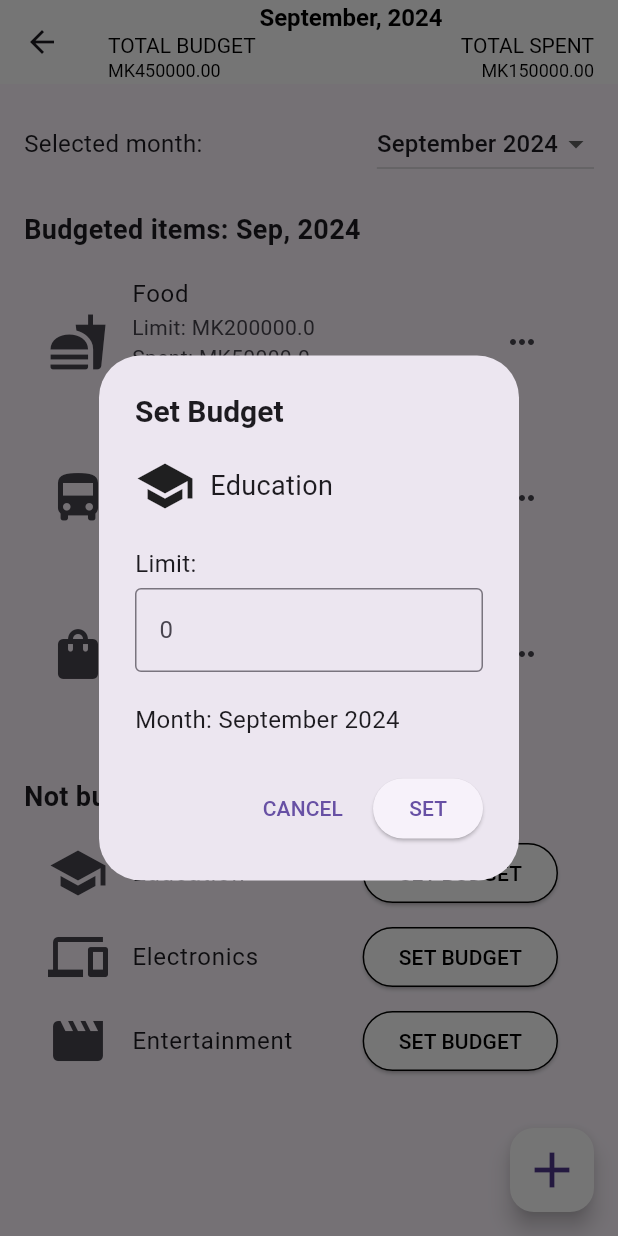
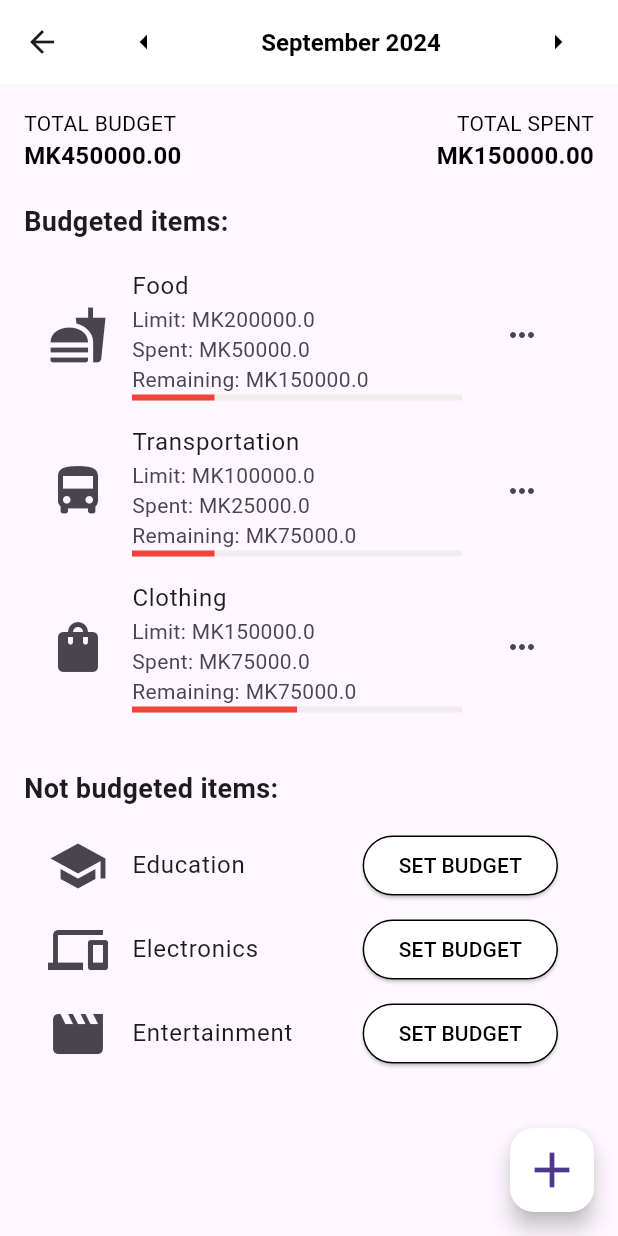
Before and after one commit to bsc-com-31-20/MobileAppDev, a Flutter app: the BudgetPage screen opened directly, after a tap on "SET BUDGET", on a phone screen of 412 x 824 dp. Run offline on Flutter 3.47's test engine with Material 3 defaults, Android fonts, the phone set to English and light mode, and no system bars; our stand-ins replace cached_network_image, font_awesome_flutter, google_fonts, image_picker, pie_chart, supabase_flutter; missing offline and left inert: image_picker_platform_interface; accounts and stored records are empty.

Commit message:
modifying functionalities to the analysis page, budget page and home page

```diff
--- a/lib/pages/budget_page.dart
+++ b/lib/pages/budget_page.dart
@@ -1,8 +1,7 @@
-import 'dart:async';
 import 'package:flutter/material.dart';
 import 'package:provider/provider.dart';
 import 'category_model.dart';
-import 'add_entry_page.dart'; // Added import for AddEntryPage
+import 'add_entry_page.dart';
 
 class BudgetPage extends StatefulWidget {
   const BudgetPage({super.key});
@@ -14,6 +13,7 @@ class BudgetPage extends StatefulWidget {
 class _BudgetPageState extends State<BudgetPage> {
   int _selectedIndex = 2;
   String _selectedMonth = 'September 2024';
+
   final List<Map<String, dynamic>> _budgetedItems = [
     {
       'icon': Icons.fastfood,
@@ -35,127 +35,48 @@ class _BudgetPageState extends State<BudgetPage> {
     },
   ];
 
-  @override
-  void dispose() {
-    super.dispose();
-  }
-
   double get _totalBudget =>
       _budgetedItems.fold(0.0, (sum, item) => sum + (item['amount'] ?? 0.0));
   double get _totalSpent =>
       _budgetedItems.fold(0.0, (sum, item) => sum + (item['spent'] ?? 0.0));
 
-  void _showBudgetDialog(Map<String, dynamic> item, {bool isEdit = false}) {
-    TextEditingController _limitController = TextEditingController(
-      text: isEdit ? (item['amount']?.toString() ?? '0') : '',
-    );
+  void _changeMonth(bool isNext) {
+    final List<String> months = [
+      'January',
+      'February',
+      'March',
+      'April',
+      'May',
+      'June',
+      'July',
+      'August',
+      'September',
+      'October',
+      'November',
+      'December'
+    ];
 
-    showDialog(
-      context: context,
-      builder: (BuildContext context) {
-        return AlertDialog(
-          title: Text(
-            isEdit ? 'Edit Budget' : 'Set Budget',
-            style: const TextStyle(fontSize: 20, fontWeight: FontWeight.bold),
-          ),
-          content: Column(
-            mainAxisSize: MainAxisSize.min,
-            crossAxisAlignment: CrossAxisAlignment.start,
-            children: [
-              Row(
-                children: [
-                  Icon(item['icon'] ?? Icons.category, size: 40),
-                  const SizedBox(width: 10),
-                  Text(item['label'] ?? item['name'] ?? 'Unnamed',
-                      style: const TextStyle(fontSize: 18)),
-                ],
-              ),
-              const SizedBox(height: 20),
-              const Text('Limit:', style: TextStyle(fontSize: 16)),
-              const SizedBox(height: 5),
-              TextField(
-                controller: _limitController,
-                keyboardType: TextInputType.number,
-                decoration: const InputDecoration(
-                  border: OutlineInputBorder(),
-                  hintText: '0',
-                ),
-              ),
-              const SizedBox(height: 20),
-              Text('Month: $_selectedMonth',
-                  style: const TextStyle(fontSize: 16)),
-            ],
-          ),
-          actions: [
-            TextButton(
-              onPressed: () {
-                Navigator.pop(context);
-              },
-              child: const Text('CANCEL'),
-            ),
-            ElevatedButton(
-              onPressed: () {
-                if (_limitController.text.isNotEmpty) {
-                  setState(() {
-                    double limit =
-                        double.tryParse(_limitController.text) ?? 0.0;
+    final currentMonth = _selectedMonth.split(' ')[0];
+    final currentYear = int.parse(_selectedMonth.split(' ')[1]);
+    int currentIndex = months.indexOf(currentMonth);
 
-                    if (isEdit) {
-                      item['amount'] = limit; // Update amount if editing
-                    } else {
-                      _budgetedItems.add({
-                        'icon': item['icon'] ?? Icons.category,
-                        'label': item['label'] ?? item['name'] ?? 'Unnamed',
-                        'amount': limit,
-                        'spent': 0.0,
-                        'monthYear': _selectedMonth,
-                      });
-                    }
-                  });
-                  Navigator.pop(context);
-                }
-              },
-              child: Text(isEdit ? 'SAVE' : 'SET'),
-            ),
-          ],
-        );
-      },
-    );
-  }
+    if (isNext) {
+      if (currentIndex == 11) {
+        currentIndex = 0;
+        _selectedMonth = '${months[currentIndex]} ${currentYear + 1}';
+      } else {
+        _selectedMonth = '${months[currentIndex + 1]} $currentYear';
+      }
+    } else {
+      if (currentIndex == 0) {
+        currentIndex = 11;
+        _selectedMonth = '${months[currentIndex]} ${currentYear - 1}';
+      } else {
+        _selectedMonth = '${months[currentIndex - 1]} $currentYear';
+      }
+    }
 
-  void _showRemoveConfirmationDialog(Map<String, dynamic> item) {
-    showDialog(
-      context: context,
-      builder: (BuildContext context) {
-        return AlertDialog(
-          title: const Text(
-            'Remove this budget?',
-            style: TextStyle(fontSize: 20, fontWeight: FontWeight.bold),
-          ),
-          content: const Text(
-            'Budget over this category will be removed for this month. Are you sure?',
-            style: TextStyle(fontSize: 16),
-          ),
-          actions: [
-            TextButton(
-              onPressed: () {
-                Navigator.pop(context);
-              },
-              child: const Text('NO'),
-            ),
-            ElevatedButton(
-              onPressed: () {
-                setState(() {
-                  _budgetedItems.remove(item);
-                });
-                Navigator.pop(context);
-              },
-              child: const Text('YES'),
-            ),
-          ],
-        );
-      },
-    );
+    setState(() {});
   }
 
   @override
@@ -171,41 +92,24 @@ class _BudgetPageState extends State<BudgetPage> {
         backgroundColor: Colors.white,
         elevation: 0,
         centerTitle: true,
-        title: Column(
+        title: Row(
+          mainAxisAlignment: MainAxisAlignment.spaceBetween,
           children: [
+            IconButton(
+              icon: const Icon(Icons.arrow_left, color: Colors.black),
+              onPressed: () => _changeMonth(false),
+            ),
             Text(
-              '${_selectedMonth.split(" ")[0]}, ${_selectedMonth.split(" ")[1]}',
+              _selectedMonth,
               style: const TextStyle(
                 color: Colors.black,
                 fontSize: 16,
                 fontWeight: FontWeight.bold,
               ),
             ),
-            const Row(
-              mainAxisAlignment: MainAxisAlignment.spaceBetween,
-              children: [
-                Text(
-                  'TOTAL BUDGET',
-                  style: TextStyle(color: Colors.black, fontSize: 14),
-                ),
-                Text(
-                  'TOTAL SPENT',
-                  style: TextStyle(color: Colors.black, fontSize: 14),
-                ),
-              ],
-            ),
-            Row(
-              mainAxisAlignment: MainAxisAlignment.spaceBetween,
-              children: [
-                Text(
-                  'MK${_totalBudget.toStringAsFixed(2)}',
-                  style: const TextStyle(color: Colors.black, fontSize: 12),
-                ),
-                Text(
-                  'MK${_totalSpent.toStringAsFixed(2)}',
-                  style: const TextStyle(color: Colors.black, fontSize: 12),
-                ),
-              ],
+            IconButton(
+              icon: const Icon(Icons.arrow_right, color: Colors.black),
+              onPressed: () => _changeMonth(true),
             ),
           ],
         ),
@@ -216,39 +120,55 @@ class _BudgetPageState extends State<BudgetPage> {
           child: Column(
             crossAxisAlignment: CrossAxisAlignment.start,
             children: [
+              // Total Budget and Total Spent
               Row(
                 mainAxisAlignment: MainAxisAlignment.spaceBetween,
                 children: [
-                  const Text('Selected month:', style: TextStyle(fontSize: 16)),
-                  DropdownButton<String>(
-                    value: _selectedMonth,
-                    items: <String>[
-                      'September 2024',
-                      'October 2024',
-                      'November 2024'
-                    ].map<DropdownMenuItem<String>>((String value) {
-                      return DropdownMenuItem<String>(
-                        value: value,
-                        child: Text(value),
-                      );
-                    }).toList(),
-                    onChanged: (String? newValue) {
-                      if (mounted) {
-                        setState(() {
-                          _selectedMonth = newValue!;
-                        });
-                      }
-                    },
+                  Column(
+                    crossAxisAlignment: CrossAxisAlignment.start,
+                    children: [
+                      const Text(
+                        'TOTAL BUDGET',
+                        style: TextStyle(color: Colors.black, fontSize: 14),
+                      ),
+                      Text(
+                        'MK${_totalBudget.toStringAsFixed(2)}',
+                        style: const TextStyle(
+                          color: Colors.black,
+                          fontSize: 16,
+                          fontWeight: FontWeight.bold,
+                        ),
+                      ),
+                    ],
+                  ),
+                  Column(
+                    crossAxisAlignment: CrossAxisAlignment.end,
+                    children: [
+                      const Text(
+                        'TOTAL SPENT',
+                        style: TextStyle(color: Colors.black, fontSize: 14),
+                      ),
+                      Text(
+                        'MK${_totalSpent.toStringAsFixed(2)}',
+                        style: const TextStyle(
+                          color: Colors.black,
+                          fontSize: 16,
+                          fontWeight: FontWeight.bold,
+                        ),
+                      ),
+                    ],
                   ),
                 ],
               ),
               const SizedBox(height: 20),
 
-              // Display budgeted items with month
+              // Budgeted items
               Text(
-                'Budgeted items: ${_selectedMonth.split(" ")[0].substring(0, 3)}, ${_selectedMonth.split(" ")[1]}',
-                style:
-                    const TextStyle(fontSize: 18, fontWeight: FontWeight.bold),
+                'Budgeted items:',
+                style: const TextStyle(
+                  fontSize: 18,
+                  fontWeight: FontWeight.bold,
+                ),
               ),
               const SizedBox(height: 10),
               Column(
@@ -277,9 +197,9 @@ class _BudgetPageState extends State<BudgetPage> {
                       icon: const Icon(Icons.more_horiz),
                       onSelected: (value) {
                         if (value == 'change') {
-                          _showBudgetDialog(item, isEdit: true);
+                          // _showBudgetDialog (unchanged)
                         } else if (value == 'remove') {
-                          _showRemoveConfirmationDialog(item);
+                          // _showRemoveConfirmationDialog (unchanged)
                         }
                       },
                       itemBuilder: (context) => [
@@ -294,7 +214,7 @@ class _BudgetPageState extends State<BudgetPage> {
               ),
               const SizedBox(height: 30),
 
-              // Display not budgeted items
+              // Not Budgeted Items
               const Text(
                 'Not budgeted items:',
                 style: TextStyle(fontSize: 18, fontWeight: FontWeight.bold),
@@ -311,7 +231,9 @@ class _BudgetPageState extends State<BudgetPage> {
                         backgroundColor: Colors.white,
                         side: const BorderSide(color: Colors.black),
                       ),
-                      onPressed: () => _showBudgetDialog(item),
+                      onPressed: () {
+                        // _showBudgetDialog (unchanged)
+                      },
                       child: const Text(
                         'SET BUDGET',
                         style: TextStyle(color: Colors.black),
```
Also changed, not shown: lib/pages/analysis_page.dart (+89 -21 lines), lib/pages/home_page.dart (+5 -5 lines).
